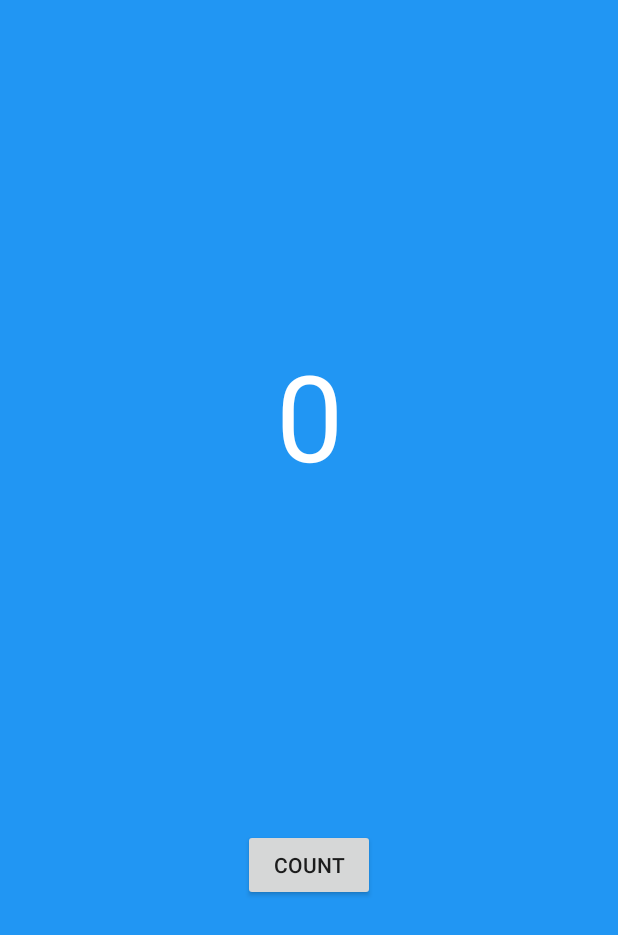
After one commit to Thanhtikezaw19/myfirstapp, an Android app: the layout activity_viewmodel.xml on its own in the app's theme, with its tools: preview values and no code run, on a phone screen of 412 x 824 dp. The commit adds this screen. Shown: the top 935 px of the screen. Run offline under Robolectric (Android 15) with nearby library versions, the phone set to English and light mode, and no system bars.

Commit message:
adding viewModel and SharedPreference

```diff
--- a/app/build.gradle
+++ b/app/build.gradle
@@ -34,4 +34,7 @@ dependencies {
     androidTestImplementation 'androidx.test.ext:junit:1.1.2'
     androidTestImplementation 'androidx.test.espresso:espresso-core:3.3.0'
 
+    //viewmodel
+    implementation "androidx.lifecycle:lifecycle-viewmodel-ktx:2.2.0"
+
 }
--- a/app/src/main/AndroidManifest.xml
+++ b/app/src/main/AndroidManifest.xml
@@ -9,13 +9,17 @@
         android:roundIcon="@mipmap/ic_launcher_round"
         android:supportsRtl="true"
         android:theme="@style/AppTheme">
-        <activity android:name=".MainActivity">
+        <activity android:name=".ViewmodelActivity">
             <intent-filter>
                 <action android:name="android.intent.action.MAIN" />
 
                 <category android:name="android.intent.category.LAUNCHER" />
             </intent-filter>
         </activity>
+
+        <activity android:name=".MainActivity">
+
+        </activity>
     </application>
 
 </manifest>
--- /dev/null
+++ b/app/src/main/res/layout/activity_viewmodel.xml
@@ -0,0 +1,31 @@
+<?xml version="1.0" encoding="utf-8"?>
+<androidx.constraintlayout.widget.ConstraintLayout xmlns:android="http://schemas.android.com/apk/res/android"
+    xmlns:app="http://schemas.android.com/apk/res-auto"
+    xmlns:tools="http://schemas.android.com/tools"
+    android:layout_width="match_parent"
+    android:layout_height="match_parent"
+    android:background="#2196f3"
+    tools:context=".ViewmodelActivity">
+
+    <TextView
+        android:id="@+id/txtVMCount"
+        android:layout_width="wrap_content"
+        android:layout_height="wrap_content"
+        android:text="0"
+        android:textColor="#fff"
+        android:textSize="80sp"
+        app:layout_constraintBottom_toTopOf="@+id/btnVMCount"
+        app:layout_constraintEnd_toEndOf="parent"
+        app:layout_constraintStart_toStartOf="parent"
+        app:layout_constraintTop_toTopOf="parent" />
+
+    <Button
+        android:id="@+id/btnVMCount"
+        android:layout_width="wrap_content"
+        android:layout_height="wrap_content"
+        android:text="Count"
+        app:layout_constraintTop_toBottomOf="@id/txtVMCount"
+        app:layout_constraintBottom_toBottomOf="parent"
+        app:layout_constraintEnd_toEndOf="parent"
+        app:layout_constraintStart_toStartOf="parent" />
+</androidx.constraintlayout.widget.ConstraintLayout>
```
Also changed, not shown: app/src/main/java/com/orgname/myfirstapp/MainActivity.kt (+32 -0 lines), app/src/main/java/com/orgname/myfirstapp/ViewmodelActivity.kt (added, +53 -0 lines), app/src/main/java/com/orgname/myfirstapp/viewmodel/CountViewModel.kt (added, +16 -0 lines).
